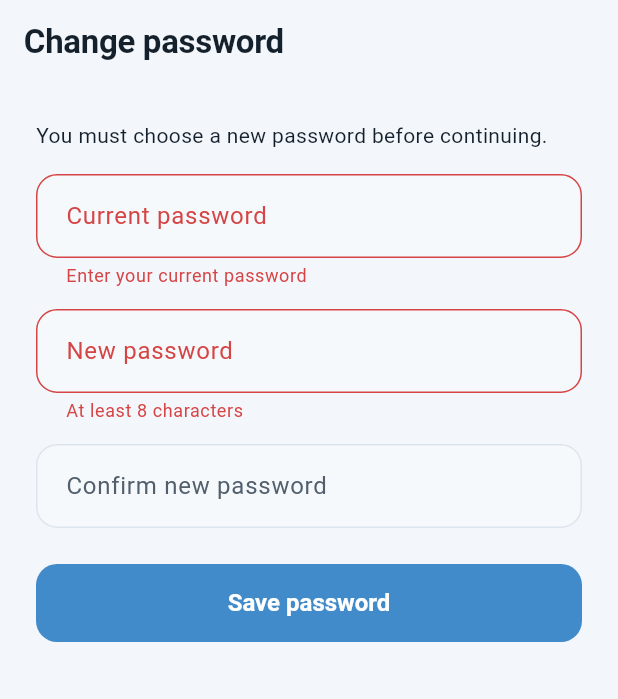
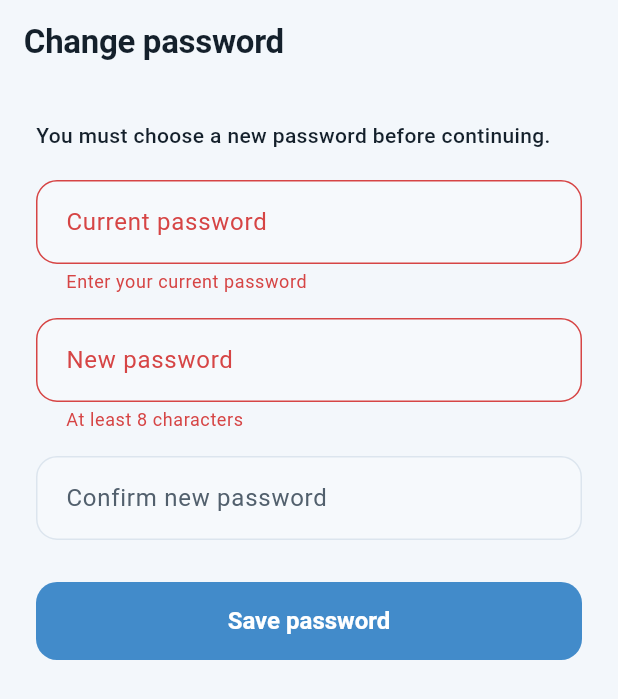
Before and after one commit to squizwebs-code/squiz-mobile, a Flutter app: the ChangePasswordPage screen opened directly, after a tap on "Save password", on a phone screen of 412 x 824 dp. Shown: the top 699 px of the screen. Run offline on Flutter 3.47's test engine with Material 3 defaults, Android fonts, the phone set to English and light mode, and no system bars; our stand-ins replace dio, flutter_secure_storage, shared_preferences; accounts and stored records are empty.

Commit message:
Modernize login and auth page UI with cleaner Material 3 layout

```diff
--- a/squiz_flutter/lib/ui/auth/auth_page.dart
+++ b/squiz_flutter/lib/ui/auth/auth_page.dart
@@ -82,38 +82,84 @@ class _AuthPageState extends State<AuthPage> {
   Widget build(BuildContext context) {
     final cs = context.cs;
     return Scaffold(
-      appBar: AppBar(),
+      appBar: AppBar(backgroundColor: Colors.transparent, elevation: 0),
       body: SafeArea(
         child: Center(
           child: ConstrainedBox(
             constraints: const BoxConstraints(maxWidth: 480),
             child: Form(
               key: _form,
-              child: ListView(padding: const EdgeInsets.fromLTRB(24, 0, 24, 32), children: [
-                Text(_register ? 'Create your account' : 'Welcome back', style: context.tt.headlineMedium?.copyWith(fontWeight: FontWeight.w800)),
+              child: ListView(
+                padding: const EdgeInsets.fromLTRB(24, 8, 24, 32),
+                children: [
+                  // App branding header icon or badge
+                  Container(
+                    width: 56,
+                    height: 56,
+                    decoration: BoxDecoration(
+                      color: cs.primary.withValues(alpha: 0.1),
+                      borderRadius: BorderRadius.circular(16),
+                    ),
+                    child: Icon(
+                      _register ? Icons.person_add_rounded : Icons.lock_open_rounded,
+                      color: cs.primary,
+                      size: 28,
+                    ),
+                  ),
+                  const SizedBox(height: 20),
+                  Text(
+                    _register ? 'Create your account' : 'Welcome back',
+                    style: context.tt.headlineMedium?.copyWith(
+                      fontWeight: FontWeight.w800,
+                      letterSpacing: -0.5,
+                    ),
+                  ),
                   const SizedBox(height: 6),
-                Text(_register ? 'Your progress is saved and follows you to any phone.' : 'Sign in to bring your progress with you.', style: context.tt.bodyMedium?.copyWith(color: cs.onSurfaceVariant)),
-                const SizedBox(height: 24),
-                if (_register || !_needPhone)
+                  Text(
+                    _register
+                        ? 'Your progress is saved and follows you to any phone.'
+                        : 'Sign in to bring your progress with you.',
+                    style: context.tt.bodyMedium?.copyWith(
+                      color: cs.onSurfaceVariant,
+                      height: 1.4,
+                    ),
+                  ),
+                  const SizedBox(height: 28),
+
+                  // Form Fields Card Container
+                  if (_register || !_needPhone) ...[
                     TextFormField(
                       controller: _name,
                       textInputAction: TextInputAction.next,
                       autofillHints: const [AutofillHints.name],
-                    decoration: InputDecoration(labelText: _register ? 'Full name' : 'Full name or phone number', prefixIcon: const Icon(Icons.person_outline_rounded)),
+                      decoration: InputDecoration(
+                        labelText: _register ? 'Full name' : 'Full name or phone number',
+                        prefixIcon: const Icon(Icons.person_outline_rounded),
+                        filled: true,
+                        border: OutlineInputBorder(borderRadius: BorderRadius.circular(14), borderSide: BorderSide.none),
+                      ),
                       validator: _register ? validateName : (v) => (v ?? '').trim().isEmpty ? 'Enter your name or phone number' : null,
                     ),
+                    const SizedBox(height: 16),
+                  ],
+
                   if (_register || _needPhone) ...[
-                  const SizedBox(height: 14),
                     TextFormField(
                       controller: _phone,
                       keyboardType: TextInputType.phone,
                       textInputAction: TextInputAction.next,
                       autofillHints: const [AutofillHints.telephoneNumber],
-                    decoration: const InputDecoration(labelText: 'Phone number', prefixIcon: Icon(Icons.phone_outlined)),
+                      decoration: InputDecoration(
+                        labelText: 'Phone number',
+                        prefixIcon: const Icon(Icons.phone_outlined),
+                        filled: true,
+                        border: OutlineInputBorder(borderRadius: BorderRadius.circular(14), borderSide: BorderSide.none),
+                      ),
                       validator: validatePhone,
                     ),
+                    const SizedBox(height: 16),
                   ],
-                const SizedBox(height: 14),
+
                   TextFormField(
                     controller: _pass,
                     obscureText: _hide,
@@ -123,42 +169,87 @@ class _AuthPageState extends State<AuthPage> {
                     decoration: InputDecoration(
                       labelText: 'Password',
                       prefixIcon: const Icon(Icons.lock_outline_rounded),
-                    suffixIcon: IconButton(tooltip: _hide ? 'Show password' : 'Hide password', icon: Icon(_hide ? Icons.visibility_outlined : Icons.visibility_off_outlined), onPressed: () => setState(() => _hide = !_hide)),
+                      filled: true,
+                      border: OutlineInputBorder(borderRadius: BorderRadius.circular(14), borderSide: BorderSide.none),
+                      suffixIcon: IconButton(
+                        tooltip: _hide ? 'Show password' : 'Hide password',
+                        icon: Icon(_hide ? Icons.visibility_outlined : Icons.visibility_off_outlined),
+                        onPressed: () => setState(() => _hide = !_hide),
+                      ),
                     ),
                     validator: _register ? validatePassword : (v) => (v ?? '').isEmpty ? 'Enter your password' : null,
                   ),
+
                   if (_register) ...[
-                  const SizedBox(height: 14),
+                    const SizedBox(height: 16),
                     TextFormField(
                       controller: _confirm,
                       obscureText: _hide,
                       textInputAction: TextInputAction.done,
                       onFieldSubmitted: (_) => _submit(),
-                    decoration: const InputDecoration(labelText: 'Confirm password', prefixIcon: Icon(Icons.lock_outline_rounded)),
+                      decoration: InputDecoration(
+                        labelText: 'Confirm password',
+                        prefixIcon: const Icon(Icons.lock_outline_rounded),
+                        filled: true,
+                        border: OutlineInputBorder(borderRadius: BorderRadius.circular(14), borderSide: BorderSide.none),
+                      ),
                       validator: (v) => v != _pass.text ? 'Passwords do not match' : null,
                     ),
                   ],
+
+                  // Animated Error Banner
                   AnimatedSize(
                     duration: Motion.d(context, 200),
                     child: _error == null
                         ? const SizedBox.shrink()
                         : Container(
-                          margin: const EdgeInsets.only(top: 16),
-                          padding: const EdgeInsets.all(12),
-                          decoration: BoxDecoration(color: context.sq.bad.withValues(alpha: .12), borderRadius: BorderRadius.circular(12)),
-                          child: Row(crossAxisAlignment: CrossAxisAlignment.start, children: [
+                            margin: const EdgeInsets.only(top: 20),
+                            padding: const EdgeInsets.all(14),
+                            decoration: BoxDecoration(
+                              color: context.sq.bad.withValues(alpha: 0.12),
+                              borderRadius: BorderRadius.circular(14),
+                              border: Border.all(color: context.sq.bad.withValues(alpha: 0.3)),
+                            ),
+                            child: Row(
+                              crossAxisAlignment: CrossAxisAlignment.start,
+                              children: [
                                 Icon(Icons.error_outline_rounded, color: context.sq.bad, size: 20),
-                            const SizedBox(width: 8),
-                            Expanded(child: Text(_error!, style: context.tt.bodyMedium)),
-                          ]),
+                                const SizedBox(width: 10),
+                                Expanded(
+                                  child: Text(
+                                    _error!,
+                                    style: context.tt.bodyMedium?.copyWith(color: context.sq.bad),
                                   ),
                                 ),
-                const SizedBox(height: 24),
-                FilledButton(
+                              ],
+                            ),
+                          ),
+                  ),
+                  const SizedBox(height: 28),
+
+                  // Action Button
+                  SizedBox(
+                    height: 52,
+                    child: FilledButton(
                       onPressed: _busy ? null : _submit,
-                  child: _busy ? const SizedBox(height: 20, width: 20, child: CircularProgressIndicator(strokeWidth: 2.5)) : Text(_register ? 'Create account' : 'Sign in'),
+                      style: FilledButton.styleFrom(
+                        shape: RoundedRectangleBorder(borderRadius: BorderRadius.circular(14)),
                       ),
-                const SizedBox(height: 8),
+                      child: _busy
+                          ? const SizedBox(
+                              height: 22,
+                              width: 22,
+                              child: CircularProgressIndicator(strokeWidth: 2.5, color: Colors.white),
+                            )
+                          : Text(
+                              _register ? 'Create account' : 'Sign in',
+                              style: const TextStyle(fontSize: 16, fontWeight: FontWeight.bold),
+                            ),
+                    ),
+                  ),
+                  const SizedBox(height: 12),
+
+                  // Switch Mode Toggle Button
                   TextButton(
                     onPressed: _busy
                         ? null
@@ -167,9 +258,16 @@ class _AuthPageState extends State<AuthPage> {
                               _error = null;
                               _needPhone = false;
                             }),
-                  child: Text(_register ? 'I already have an account' : 'New here? Create an account'),
+                    style: TextButton.styleFrom(
+                      padding: const EdgeInsets.symmetric(vertical: 12),
                     ),
-              ]),
+                    child: Text(
+                      _register ? 'I already have an account' : 'New here? Create an account',
+                      style: TextStyle(fontWeight: FontWeight.w600, color: cs.primary),
+                    ),
+                  ),
+                ],
+              ),
             ),
           ),
         ),
@@ -227,19 +325,80 @@ class _ChangePasswordPageState extends State<ChangePasswordPage> {
       child: Scaffold(
         appBar: AppBar(title: const Text('Change password'), automaticallyImplyLeading: !widget.forced),
         body: SafeArea(
+          child: Center(
+            child: ConstrainedBox(
+              constraints: const BoxConstraints(maxWidth: 480),
               child: Form(
                 key: _form,
-            child: ListView(padding: const EdgeInsets.all(24), children: [
-              if (widget.forced) Padding(padding: const EdgeInsets.only(bottom: 16), child: Text('You must choose a new password before continuing.', style: context.tt.bodyMedium)),
-              TextFormField(controller: _cur, obscureText: true, decoration: const InputDecoration(labelText: 'Current password'), validator: (v) => (v ?? '').isEmpty ? 'Enter your current password' : null),
-              const SizedBox(height: 14),
-              TextFormField(controller: _new, obscureText: true, decoration: const InputDecoration(labelText: 'New password'), validator: validatePassword),
-              const SizedBox(height: 14),
-              TextFormField(controller: _conf, obscureText: true, decoration: const InputDecoration(labelText: 'Confirm new password'), validator: (v) => v != _new.text ? 'Passwords do not match' : null),
-              if (_error != null) Padding(padding: const EdgeInsets.only(top: 14), child: Text(_error!, style: TextStyle(color: context.sq.bad))),
-              const SizedBox(height: 24),
-              FilledButton(onPressed: _busy ? null : _save, child: _busy ? const SizedBox(height: 20, width: 20, child: CircularProgressIndicator(strokeWidth: 2.5)) : const Text('Save password')),
-            ]),
+                child: ListView(
+                  padding: const EdgeInsets.all(24),
+                  children: [
+                    if (widget.forced)
+                      Padding(
+                        padding: const EdgeInsets.only(bottom: 20),
+                        child: Text(
+                          'You must choose a new password before continuing.',
+                          style: context.tt.bodyMedium?.copyWith(fontWeight: FontWeight.w500),
+                        ),
+                      ),
+                    TextFormField(
+                      controller: _cur,
+                      obscureText: true,
+                      decoration: InputDecoration(
+                        labelText: 'Current password',
+                        filled: true,
+                        border: OutlineInputBorder(borderRadius: BorderRadius.circular(14), borderSide: BorderSide.none),
+                      ),
+                      validator: (v) => (v ?? '').isEmpty ? 'Enter your current password' : null,
+                    ),
+                    const SizedBox(height: 16),
+                    TextFormField(
+                      controller: _new,
+                      obscureText: true,
+                      decoration: InputDecoration(
+                        labelText: 'New password',
+                        filled: true,
+                        border: OutlineInputBorder(borderRadius: BorderRadius.circular(14), borderSide: BorderSide.none),
+                      ),
+                      validator: validatePassword,
+                    ),
+                    const SizedBox(height: 16),
+                    TextFormField(
+                      controller: _conf,
+                      obscureText: true,
+                      decoration: InputDecoration(
+                        labelText: 'Confirm new password',
+                        filled: true,
+                        border: OutlineInputBorder(borderRadius: BorderRadius.circular(14), borderSide: BorderSide.none),
+                      ),
+                      validator: (v) => v != _new.text ? 'Passwords do not match' : null,
+                    ),
+                    if (_error != null)
+                      Padding(
+                        padding: const EdgeInsets.only(top: 16),
+                        child: Text(_error!, style: TextStyle(color: context.sq.bad)),
+                      ),
+                    const SizedBox(height: 28),
+                    SizedBox(
+                      height: 52,
+                      child: FilledButton(
+                        onPressed: _busy ? null : _save,
+                        style: FilledButton.styleFrom(
+                          shape: RoundedRectangleBorder(borderRadius: BorderRadius.circular(14)),
+                        ),
+                        child: _busy
+                            ? const SizedBox(
+                                height: 22,
+                                width: 22,
+                                child: CircularProgressIndicator(strokeWidth: 2.5, color: Colors.white),
+                              )
+                            : const Text('Save password', style: TextStyle(fontSize: 16, fontWeight: FontWeight.bold)),
+                      ),
+                    ),
+                  ],
+                ),
+              ),
+            ),
           ),
         ),
       ),
```
Lines whose indentation alone changed are shown as unchanged.
